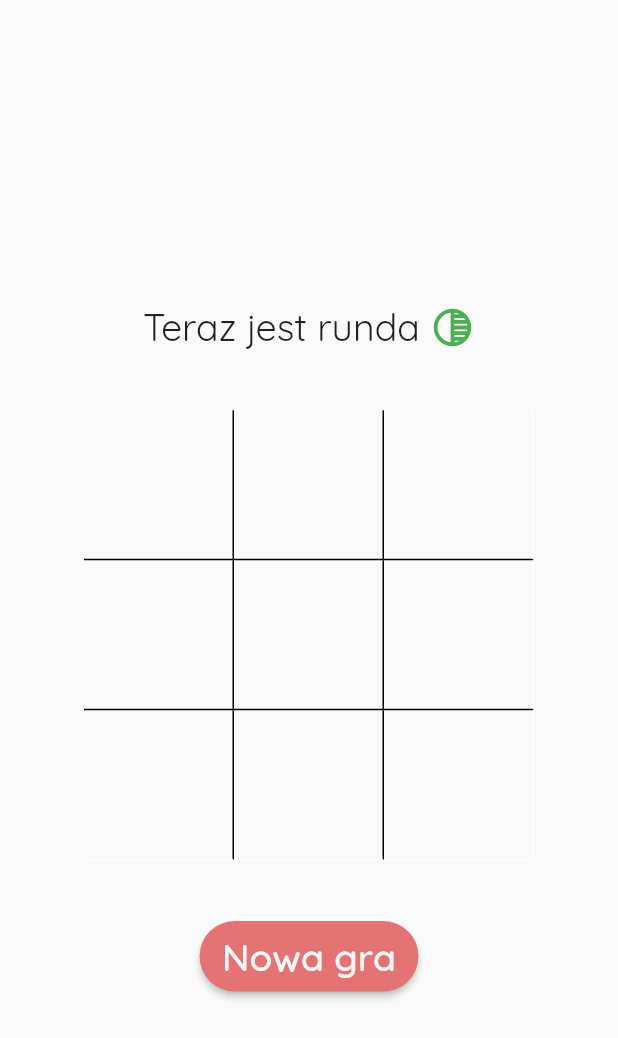
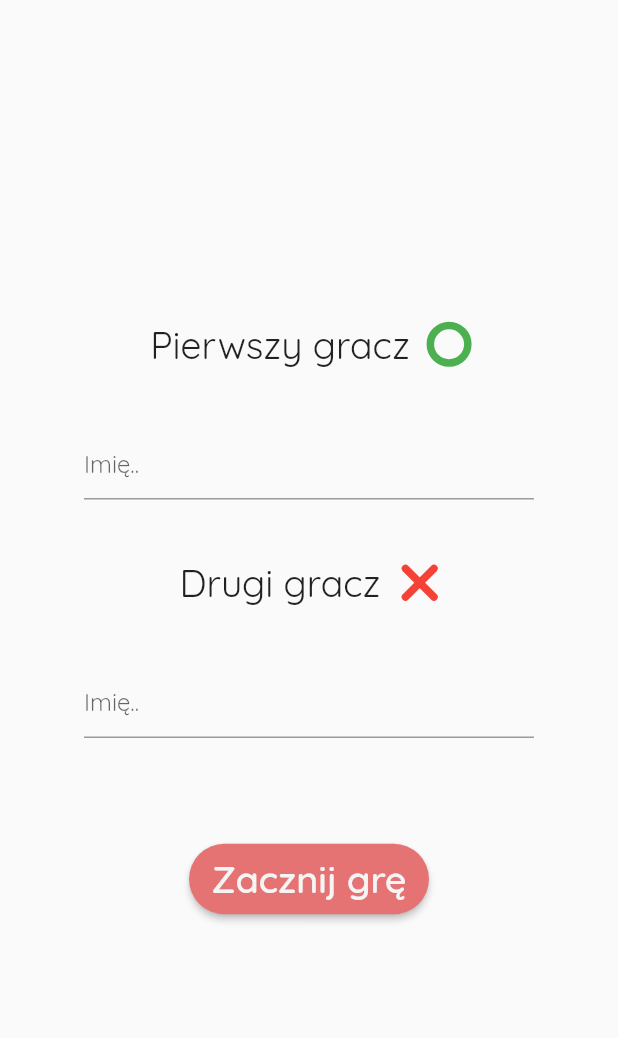
Before and after one commit to Areszka/Flutter-app, a Flutter app: the screen it shows after launch, on a phone screen of 412 x 824 dp. Shown: the top 1038 px of the screen. Run offline on Flutter 3.47's test engine with Material 2 defaults, Android fonts, the phone set to English and light mode, and no system bars.

Commit message:
add new view

```diff
--- a/lib/WhoseTurn.dart
+++ b/lib/WhoseTurn.dart
@@ -1,4 +1,7 @@
 import 'package:flutter/material.dart';
+
+import './circlePainter.dart';
+import './crossPainter.dart';
 
 class WhoseTurn extends StatefulWidget {
   final int turn0;
@@ -18,15 +21,15 @@ class _WhoseTurn extends State<WhoseTurn> {
         child: Row(
           mainAxisAlignment: MainAxisAlignment.center,
           children: <Widget>[
-            Text('Teraz jest runda ',
-                style: Theme.of(context).textTheme.body1,),
-            widget.turn0 == 1
-                ? Icon(Icons.tonality, color: Colors.green, size: 30.0)
-                : Icon(
-                    Icons.clear,
-                    color: Colors.red,
-                    size: 30.0,
-                  ),
+            Text(
+              'Teraz jest runda  ',
+              style: Theme.of(context).textTheme.body1,
+            ),
+            CustomPaint(
+              size: Size(25.0, 25.0),
+              painter:
+                  widget.turn0 == 1 ? CirclePainter(1, 5) : CrossPainter(1, 5),
+            )
           ],
         ));
   }
--- a/lib/board.dart
+++ b/lib/board.dart
@@ -5,6 +5,9 @@ import './winner.dart';
 import 'dart:math';
 
 class Board extends StatefulWidget {
+final String firstPlayer, secondPlayer;
+Board(this.firstPlayer, this.secondPlayer);
+
   _BoardState createState() => _BoardState();
 }
 
@@ -57,7 +60,7 @@ class _BoardState extends State<Board> {
         mainAxisAlignment: MainAxisAlignment.center,
         crossAxisAlignment: CrossAxisAlignment.center,
         children: <Widget>[
-          winner != 0 ? Winner(winner) : WhoseTurn(turn0),
+          winner != 0 ? Winner(winner, widget.firstPlayer, widget.secondPlayer) : WhoseTurn(turn0),
           Row(
             mainAxisAlignment: MainAxisAlignment.center,
             crossAxisAlignment: CrossAxisAlignment.center,
@@ -90,6 +93,7 @@ class _BoardState extends State<Board> {
             child:
           RaisedButton(
             onPressed: (){
+            Navigator.pop(context);
               setState(() {
                 turn0 = _random.nextInt(2) + 1;
                 winner = 0;
--- /dev/null
+++ b/lib/circlePainter.dart
@@ -0,0 +1,26 @@
+import 'package:flutter/material.dart';
+import 'dart:math';
+
+class CirclePainter extends CustomPainter {
+  double _fraction, _strokeWidth;
+
+  CirclePainter(this._fraction, this._strokeWidth);
+
+  @override
+  void paint(Canvas canvas, Size size) {
+    Paint _paint = Paint()
+      ..color = Colors.green
+      ..strokeWidth = _strokeWidth
+      ..strokeCap = StrokeCap.round
+      ..style = PaintingStyle.stroke;
+
+    var rect = Offset(0.0, 0.0) & size;
+
+    canvas.drawArc(rect, -pi / 2, pi * 2 * _fraction, false, _paint);
+  }
+
+  @override
+  bool shouldRepaint(CirclePainter oldDelegate) {
+    return oldDelegate._fraction != _fraction;
+  }
+}
--- /dev/null
+++ b/lib/firstView.dart
@@ -0,0 +1,85 @@
+import 'package:flutter/material.dart';
+import './circlePainter.dart';
+import './crossPainter.dart';
+import './main.dart';
+
+class FirstView extends StatefulWidget {
+  @override
+  _FirstViewState createState() => _FirstViewState();
+}
+
+class _FirstViewState extends State<FirstView> {
+  String firstPlayer = 'kółko', secondPlayer = 'krzyzyk';
+
+  @override
+  Widget build(BuildContext context) {
+    return Center(
+        child: Column(
+            mainAxisAlignment: MainAxisAlignment.center,
+            crossAxisAlignment: CrossAxisAlignment.center,
+            children: <Widget>[
+          Row(
+            mainAxisAlignment: MainAxisAlignment.center,
+            crossAxisAlignment: CrossAxisAlignment.center,
+            children: <Widget>[
+              Text('Pierwszy gracz  '),
+              CustomPaint(size: Size(25.0, 25.0), painter: CirclePainter(1, 5)),
+            ],
+          ),
+          Container(
+              margin: EdgeInsets.all(40.0),
+              width: 300.0,
+              child: TextField(
+                onChanged: (String textinput) {
+                  setState(() {
+                    firstPlayer = textinput;
+                  });
+                },
+                decoration: InputDecoration(hintText: 'Imię..'),
+              )),
+          Row(
+            mainAxisAlignment: MainAxisAlignment.center,
+            crossAxisAlignment: CrossAxisAlignment.center,
+            children: <Widget>[
+              Text('Drugi gracz  '),
+              CustomPaint(size: Size(25.0, 25.0), painter: CrossPainter(1, 5)),
+            ],
+          ),
+          Container(
+              margin: EdgeInsets.all(40.0),
+              width: 300.0,
+              child: TextField(
+                onChanged: (String textinput) {
+                  setState(() {
+                    secondPlayer = textinput;
+                  });
+                },
+                decoration: InputDecoration(hintText: 'Imię..'),
+              )),
+          Container(
+            margin: EdgeInsets.only(top: 30.0),
+            child: RaisedButton(
+              shape: RoundedRectangleBorder(
+                  borderRadius: BorderRadius.circular(50.0)),
+              color: Colors.red[300],
+              padding: EdgeInsets.only(
+                  top: 8.0, right: 15.0, bottom: 8.0, left: 15.0),
+              textColor: Colors.grey[100],
+              highlightColor: Colors.red[400],
+              child: Text(
+                'Zacznij grę',
+                style: TextStyle(fontSize: 25.0, fontFamily: 'Quicksand'),
+              ),
+              onPressed: () {
+                Navigator.push(
+                  context,
+                  MaterialPageRoute(
+                      builder: (context) =>
+                          SecondRoute(firstPlayer, secondPlayer)),
+                );
+              },
+            ),
+          ),
+        ]));
+  }
+}
--- a/lib/main.dart
+++ b/lib/main.dart
@@ -1,5 +1,6 @@
 import 'package:flutter/material.dart';
 import './board.dart';
+import './firstView.dart';
 
 main() => runApp(MyApp());
 
@@ -13,8 +14,27 @@ class MyApp extends StatelessWidget {
           body1: TextStyle(fontSize: 25.0),
         ),
       ),
-      home: Scaffold(
-        body: Board(),
-    ));
+      home: FirstRoute(),
+    );
   }
 }
+
+class FirstRoute extends StatelessWidget {
+  @override
+  Widget build(BuildContext context) {
+    return Scaffold(
+      body: FirstView(),
+    );
+  }
+}
+
+class SecondRoute extends StatelessWidget {
+  final String firstPlayer, secondPlayer;
+  SecondRoute(this.firstPlayer, this.secondPlayer);
+  @override
+  Widget build(BuildContext context) {
+    return Scaffold(
+      body: Board(firstPlayer, secondPlayer),
+    );
+  }
+}
--- a/lib/square.dart
+++ b/lib/square.dart
@@ -1,5 +1,5 @@
 import 'package:flutter/material.dart';
-import './cross.dart';
+import './shape-animation.dart';
 
 class Square extends StatefulWidget {
   final bool _borderBottom, _borderRight;
```
Also changed, not shown: lib/cross.dart (deleted, +0 -102 lines), lib/crossPainter.dart (added, +41 -0 lines), lib/shape-animation.dart (added, +41 -0 lines), lib/winner.dart (+8 -29 lines), lib/shapes.dart (added).
